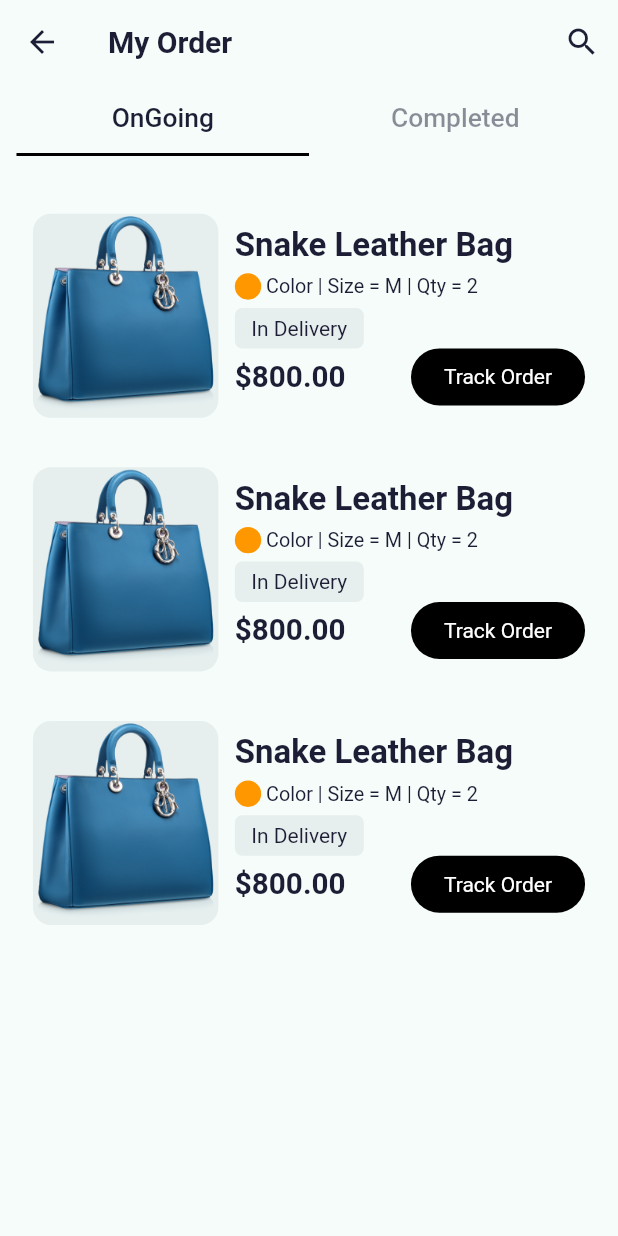
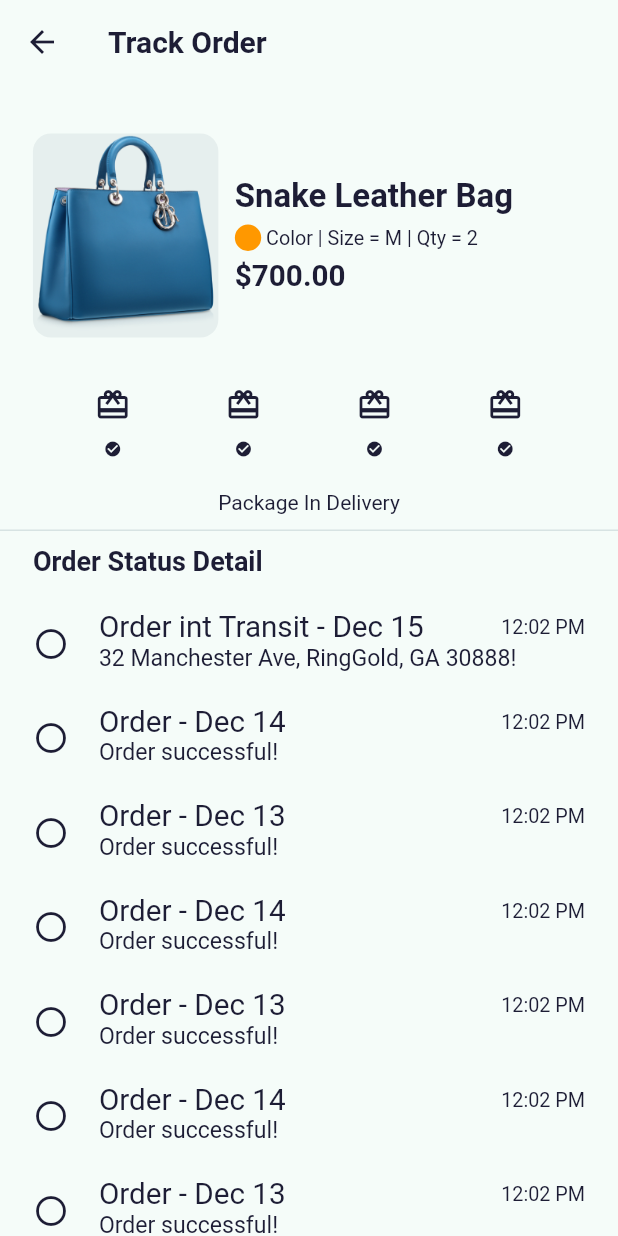
Before and after one commit to vuxnguyxn/e-commerce-app, a Flutter app: the Orders screen opened by its route, after a tap on "Track Order", on a phone screen of 412 x 824 dp. Run offline on Flutter 3.47's test engine with Material 2 defaults, Android fonts, the phone set to English and light mode, and no system bars; our stand-ins replace flutter_svg, shared_preferences, syncfusion_flutter_datepicker; accounts and stored records are empty.

Commit message:
features(order): create track order page

```diff
--- a/lib/core/routes.dart
+++ b/lib/core/routes.dart
@@ -37,4 +37,5 @@ final Map<String, WidgetBuilder> routes = {
   AddressPage.route:(context) => const AddressPage(),
   NotificationPage.route: (context) => const NotificationPage(),
   Orders.route: (context) => const Orders(),
+
 };
--- a/lib/features/order/data/simple_data.dart
+++ b/lib/features/order/data/simple_data.dart
@@ -2,14 +2,16 @@
 import 'package:flutter/material.dart';
 
 class Order {
-  String image;
-  String title;
-  String status;
-  Color color;
-  String size;
-  int quantity;
-  int price;
+  final String image;
+  final String title;
+  final String status;
+  final Color color;
+  final String size;
+  final int quantity;
+  final int price;
+  final List<DetailStatus> detailStatus;
   Order({
+    required this.detailStatus,
     required this.image,
     required this.title,
     required this.status,
@@ -20,29 +22,113 @@ class Order {
   });
 }
 
+class DetailStatus {
+  final String title;
+  final String dayOfMonth;
+  final String time;
+  final String content;
+  DetailStatus({
+    required this.title,
+    required this.dayOfMonth,
+    required this.time,
+    required this.content,
+  });
+}
+
 List dataOrder = [
   Order(
       image: 'assets/images/bag_1.png',
       title: 'Snake Leather Bag',
       status: 'In Delivery',
       color: Colors.orange,
+      detailStatus: [
+        DetailStatus(
+            title: 'Order int Transit',
+            dayOfMonth: 'Dec 15',
+            time: '12:02 PM',
+            content: '32 Manchester Ave, RingGold, GA 30888!'),
+        DetailStatus(
+            title: 'Order',
+            dayOfMonth: 'Dec 14',
+            time: '12:02 PM',
+            content: 'Order successful!'),
+        DetailStatus(
+            title: 'Order',
+            dayOfMonth: 'Dec 13',
+            time: '12:02 PM',
+            content: 'Order successful!'),
+        DetailStatus(
+            title: 'Order',
+            dayOfMonth: 'Dec 14',
+            time: '12:02 PM',
+            content: 'Order successful!'),
+        DetailStatus(
+            title: 'Order',
+            dayOfMonth: 'Dec 13',
+            time: '12:02 PM',
+            content: 'Order successful!'),
+        DetailStatus(
+            title: 'Order',
+            dayOfMonth: 'Dec 14',
+            time: '12:02 PM',
+            content: 'Order successful!'),
+        DetailStatus(
+            title: 'Order',
+            dayOfMonth: 'Dec 13',
+            time: '12:02 PM',
+            content: 'Order successful!'),
+      ],
       size: 'M',
       quantity: 2,
+      price: 700),
+  Order(
+      image: 'assets/images/bag_2.png',
+      title: 'Snake Leather Bag',
+      status: 'In Delivery',
+      color: Colors.red,
+      size: 'M',
+      detailStatus: [
+        DetailStatus(
+            title: 'Order',
+            dayOfMonth: 'Dec 12',
+            time: '12:02 PM',
+            content: 'Order successful!'),
+        DetailStatus(
+            title: 'Order',
+            dayOfMonth: 'Dec 12',
+            time: '12:02 PM',
+            content: 'Order successful!'),
+        DetailStatus(
+            title: 'Order',
+            dayOfMonth: 'Dec 12',
+            time: '12:02 PM',
+            content: 'Order successful!'),
+      ],
+      quantity: 3,
       price: 800),
   Order(
-      image: 'assets/images/bag_1.png',
+      image: 'assets/images/bag_3.png',
       title: 'Snake Leather Bag',
       status: 'In Delivery',
-      color: Colors.orange,
+      color: Colors.blue,
+      detailStatus: [
+        DetailStatus(
+            title: 'Order',
+            dayOfMonth: 'Dec 12',
+            time: '12:02 PM',
+            content: 'Order successful!'),
+        DetailStatus(
+            title: 'Order',
+            dayOfMonth: 'Dec 12',
+            time: '12:02 PM',
+            content: 'Order successful!'),
+        DetailStatus(
+            title: 'Order',
+            dayOfMonth: 'Dec 12',
+            time: '12:02 PM',
+            content: 'Order successful!'),
+      ],
       size: 'M',
-      quantity: 2,
-      price: 800),
-  Order(
-      image: 'assets/images/bag_1.png',
-     title: 'Snake Leather Bag',
-      status: 'In Delivery',
-      color: Colors.orange,
-      size: 'M',
-      quantity: 2,
-      price: 800),
+      quantity: 4,
+      price: 900),
 ];
--- a/lib/features/order/presentation/orders.dart
+++ b/lib/features/order/presentation/orders.dart
@@ -78,7 +78,9 @@ class _OrdersState extends State<Orders> with TickerProviderStateMixin {
             ],
           ),
         ),
-        const Center(child: Text('This is Completed page!'))
+        const Center(
+          child: Text('a'),
+        )
       ]),
     );
   }
--- a/lib/features/order/presentation/pages/on_going_page.dart
+++ b/lib/features/order/presentation/pages/on_going_page.dart
@@ -1,6 +1,7 @@
 import 'package:e_commerce_app/core/constants.dart';
 import 'package:e_commerce_app/core/size_config.dart';
 import 'package:e_commerce_app/features/order/data/simple_data.dart';
+import 'package:e_commerce_app/features/order/presentation/pages/track_order_page.dart';
 import 'package:flutter/material.dart';
 
 class OngoingPage extends StatelessWidget {
@@ -104,7 +105,11 @@ class OngoingPage extends StatelessWidget {
                       ),
                     ),
                     InkWell(
-                      onTap: () {},
+                      onTap: () => Navigator.push(
+                          context,
+                          MaterialPageRoute(
+                              builder: (context) => TrackOrderPage(
+                                  isDarkMode: isDarkMode, data: data))),
                       borderRadius: BorderRadius.circular(30),
                       child: Container(
                         padding: EdgeInsets.symmetric(
--- /dev/null
+++ b/lib/features/order/presentation/pages/track_order_page.dart
@@ -0,0 +1,286 @@
+import 'package:e_commerce_app/features/order/data/simple_data.dart';
+import 'package:e_commerce_app/widgets/horizon_line.dart';
+import 'package:flutter/material.dart';
+
+import '../../../../core/constants.dart';
+import '../../../../core/size_config.dart';
+
+class TrackOrderPage extends StatelessWidget {
+  const TrackOrderPage(
+      {super.key, required this.isDarkMode, required this.data});
+
+  final Order data;
+  final bool isDarkMode;
+
+  @override
+  Widget build(BuildContext context) {
+    return Scaffold(
+      appBar: AppBar(
+        title: const Text(
+          'Track Order',
+          style: TextStyle(fontSize: 20),
+        ),
+      ),
+      body: SingleChildScrollView(
+        child: Column(
+          children: [
+            OrderCompletedDetailCard(isDarkMode: isDarkMode, data: data),
+            const PackageStatus(),
+            SizedBox(
+              height: getProportionateScreenWidth(kDefaultPadding),
+            ),
+            Center(child: Text('Package ${data.status}')),
+            const HorizonLine(),
+            Container(
+              padding: EdgeInsets.symmetric(
+                  horizontal: getProportionateScreenWidth(kDefaultPadding)),
+              child: Column(
+                crossAxisAlignment: CrossAxisAlignment.start,
+                children: [
+                  const Text(
+                    'Order Status Detail',
+                    style: TextStyle(fontSize: 18, fontWeight: FontWeight.bold),
+                  ),
+                  SizedBox(
+                    height: getProportionateScreenWidth(kDefaultPadding),
+                  ),
+                  ...List.generate(
+                      data.detailStatus.length,
+                      (index) => OrderStatusDetailCard(
+                            data: data.detailStatus[index],
+                          )),
+                ],
+              ),
+            )
+          ],
+        ),
+      ),
+    );
+  }
+}
+
+class PackageStatus extends StatelessWidget {
+  const PackageStatus({
+    super.key,
+  });
+
+  @override
+  Widget build(BuildContext context) {
+    return Row(
+      mainAxisAlignment: MainAxisAlignment.spaceEvenly,
+      children: [
+        Column(
+          mainAxisAlignment: MainAxisAlignment.center,
+          children: [
+            const Icon(Icons.card_giftcard),
+            SizedBox(
+              height: getProportionateScreenWidth(kDefaultPadding / 2),
+            ),
+            const Icon(
+              Icons.check_circle,
+              size: 12,
+            ),
+          ],
+        ),
+        Column(
+          children: [
+            const Icon(Icons.card_giftcard),
+            SizedBox(
+              height: getProportionateScreenWidth(kDefaultPadding / 2),
+            ),
+            const Icon(
+              Icons.check_circle,
+              size: 12,
+            ),
+          ],
+        ),
+        Column(
+          children: [
+            const Icon(Icons.card_giftcard),
+            SizedBox(
+              height: getProportionateScreenWidth(kDefaultPadding / 2),
+            ),
+            const Icon(
+              Icons.check_circle,
+              size: 12,
+            ),
+          ],
+        ),
+        Column(
+          children: [
+            const Icon(Icons.card_giftcard),
+            SizedBox(
+              height: getProportionateScreenWidth(kDefaultPadding / 2),
+            ),
+            const Icon(
+              Icons.check_circle,
+              size: 12,
+            ),
+          ],
+        ),
+      ],
+    );
+  }
+}
+
+class OrderCompletedDetailCard extends StatelessWidget {
+  const OrderCompletedDetailCard({
+    super.key,
+    required this.isDarkMode,
+    required this.data,
+  });
+
+  final bool isDarkMode;
+  final Order data;
+
+  @override
+  Widget build(BuildContext context) {
+    return Container(
+      width: double.infinity,
+      padding: EdgeInsets.symmetric(
+          horizontal: getProportionateScreenWidth(kDefaultPadding / 2),
+          vertical: getProportionateScreenWidth(kDefaultPadding / 2)),
+      margin: EdgeInsets.symmetric(
+          horizontal: getProportionateScreenWidth(kDefaultPadding / 2),
+          vertical: getProportionateScreenWidth(kDefaultPadding)),
+      decoration: BoxDecoration(
+        borderRadius: BorderRadius.circular(12),
+        color: isDarkMode
+            ? Colors.blueGrey.withOpacity(.1)
+            : kContentColorDarkTheme,
+      ),
+      child: Row(
+        children: [
+          Container(
+            width: SizeConfig.screenWidth * .3,
+            margin: EdgeInsets.only(
+                right: getProportionateScreenWidth(kDefaultPadding / 2)),
+            decoration: BoxDecoration(
+              borderRadius: BorderRadius.circular(12),
+              color: isDarkMode
+                  ? Colors.blueGrey.withOpacity(.2)
+                  : Colors.blueGrey.withOpacity(.1),
+            ),
+            child: Image.asset(
+              data.image,
+            ),
+          ),
+          Expanded(
+            child: Column(
+              crossAxisAlignment: CrossAxisAlignment.start,
+              children: [
+                Text(
+                  data.title,
+                  maxLines: 1,
+                  overflow: TextOverflow.ellipsis,
+                  style: TextStyle(
+                    fontSize: getProportionateScreenWidth(20),
+                    fontWeight: FontWeight.bold,
+                  ),
+                ),
+                Container(
+                  padding: EdgeInsets.symmetric(
+                      vertical:
+                          getProportionateScreenWidth(kDefaultPadding / 4)),
+                  child: Row(
+                    children: [
+                      Container(
+                        height: getProportionateScreenWidth(16),
+                        width: getProportionateScreenWidth(16),
+                        decoration: BoxDecoration(
+                          shape: BoxShape.circle,
+                          color: data.color,
+                        ),
+                      ),
+                      Text(
+                        ' Color | Size = ${data.size} | Qty = ${data.quantity}',
+                        style: TextStyle(
+                            fontSize: getProportionateScreenWidth(12)),
+                      ),
+                    ],
+                  ),
+                ),
+                Text(
+                  '\$${data.price}.00',
+                  style: TextStyle(
+                    fontSize: getProportionateScreenWidth(18),
+                    fontWeight: FontWeight.bold,
+                  ),
+                ),
+              ],
+            ),
+          )
+        ],
+      ),
+    );
+  }
+}
+
+class OrderStatusDetailCard extends StatelessWidget {
+  const OrderStatusDetailCard({
+    super.key,
+    required this.data,
+  });
+
+  final DetailStatus data;
+
+  @override
+  Widget build(BuildContext context) {
+    return Container(
+      padding: EdgeInsets.only(
+          bottom: getProportionateScreenWidth(kDefaultPadding)),
+      child: Row(
+        mainAxisAlignment: MainAxisAlignment.center,
+        children: [
+          Container(
+            width: getProportionateScreenWidth(kDefaultPadding),
+            height: getProportionateScreenHeight(kDefaultPadding),
+            margin: EdgeInsets.only(
+                right: getProportionateScreenWidth(kDefaultPadding)),
+            child: const Center(child: Icon(Icons.circle_outlined)),
+          ),
+          Expanded(
+            child: Column(
+              crossAxisAlignment: CrossAxisAlignment.start,
+              children: [
+                Row(
+                  children: [
+                    Text.rich(
+                      TextSpan(
+                        style: TextStyle(
+                            fontSize: getProportionateScreenWidth(18)),
+                        children: [
+                          TextSpan(
+                            text: '${data.title} - ',
+                          ),
+                          TextSpan(text: data.dayOfMonth)
+                        ],
+                      ),
+                      maxLines: 1,
+                      overflow: TextOverflow.ellipsis,
+                    ),
+                    const Spacer(),
+                    Text(
+                      data.time,
+                      style: TextStyle(
+                        fontSize: getProportionateScreenWidth(12),
+                      ),
+                    )
+                  ],
+                ),
+                Text(
+                  data.content,
+                  maxLines: 1,
+                  overflow: TextOverflow.ellipsis,
+                  style: TextStyle(
+                    fontSize: getProportionateScreenWidth(14),
+                  ),
+                ),
+              ],
+            ),
+          ),
+        ],
+      ),
+    );
+  }
+}
```
